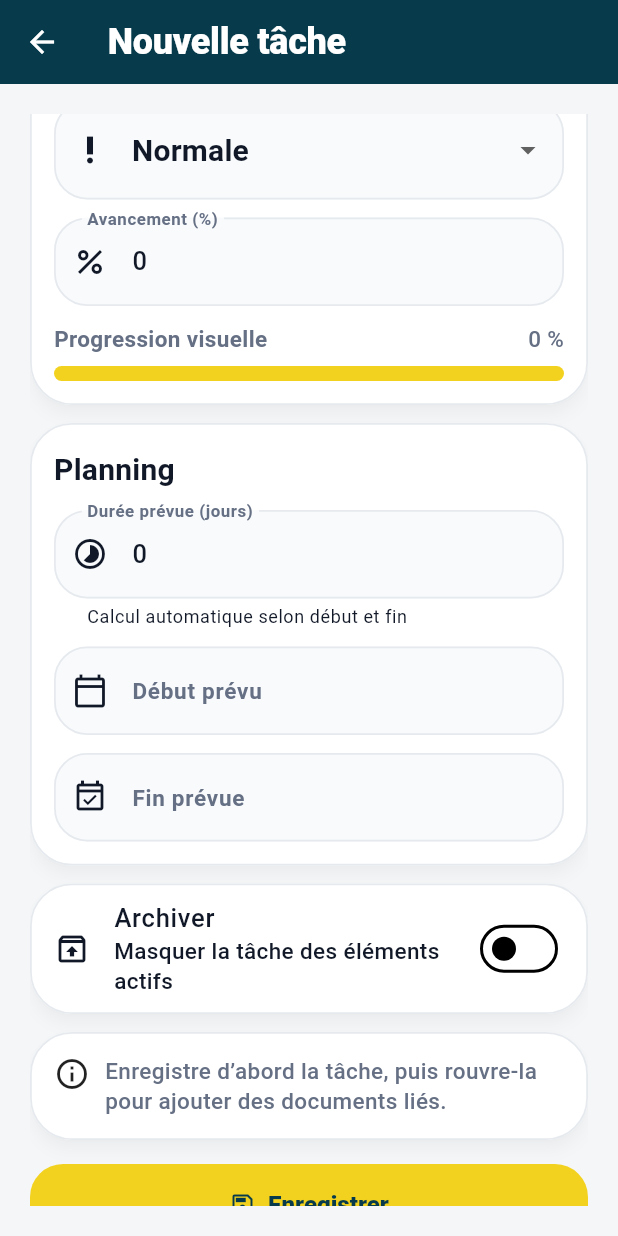
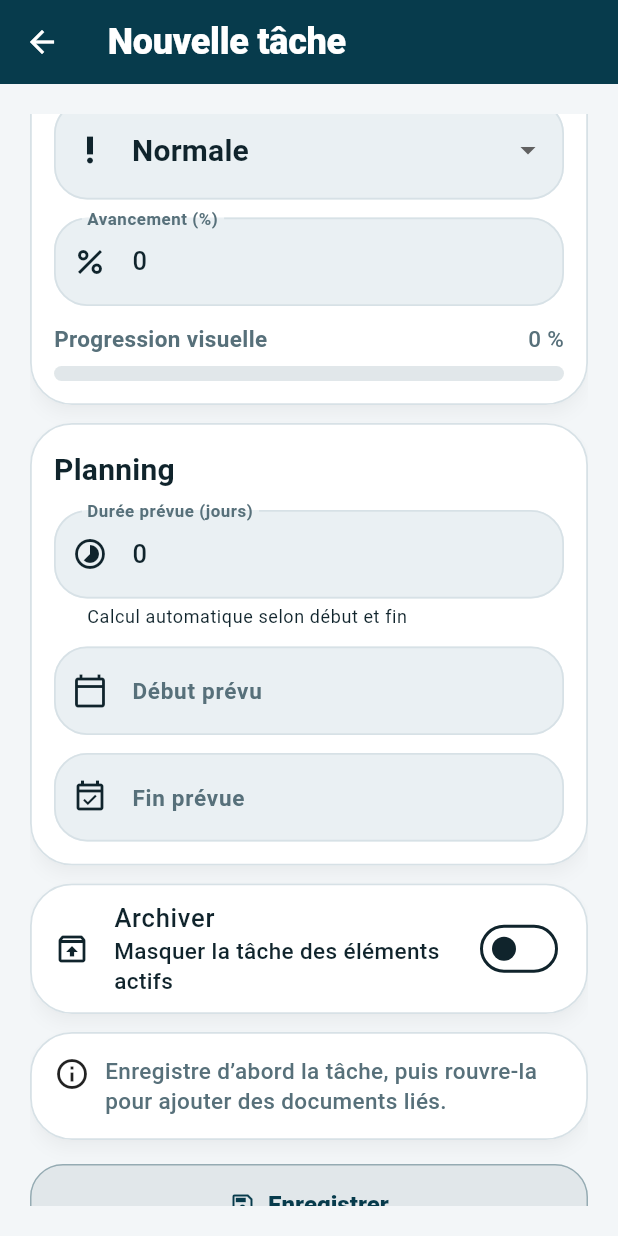
Before and after one commit to mdibuild/mdi_build, a Flutter app: the TaskFormPage screen opened directly, scrolled down 576 dp, on a phone screen of 412 x 824 dp. Run offline on Flutter 3.47's test engine with Material 3 defaults, Android fonts, the phone set to English and light mode, and no system bars; our stand-ins replace audioplayers, equatable, file_picker, firebase_core, firebase_messaging, flutter_local_notifications and 7 more; missing offline and left inert: excel, record; accounts and stored records are empty.

Commit message:
Theming foundation: AppPalette model, ThemeExtension, persisted selection provider
- app_palette.dart: 3 preset palettes (Ardoise Nuit, Blueprint Clair, Beton Chaud)
  each with 3-4 selectable accents
- app_palette_colors.dart: ThemeExtension<AppPaletteColors> + resolvePaletteColors()
  deriving petrol/petrolAlt/petrolSoft/yellow/yellowSoft from the chosen accent
- app_theme.dart: AppTheme.light/.dark static getters replaced by
  AppTheme.build(palette, accentIndex), extensions:[colors] makes context.palette
  available everywhere via Theme.of(context)
- palette_providers.dart: PaletteSelectionNotifier persisted to SharedPreferences,
  loaded synchronously before runApp via ProviderScope override (no loading flash)
- app.dart/main.dart wired up; fixes a real bug where themeMode was never set
  (silently defaulted to ThemeMode.system, so a dark theme would never show on a
  light-mode OS)

```diff
--- /dev/null
+++ b/lib/app/theme/app_palette.dart
@@ -0,0 +1,125 @@
+import 'package:flutter/material.dart';
+
+enum AppPaletteId { ardoiseNuit, blueprintClair, betonChaud }
+
+class AppAccentOption {
+  const AppAccentOption({required this.label, required this.color});
+
+  final String label;
+  final Color color;
+}
+
+class AppPalette {
+  const AppPalette({
+    required this.id,
+    required this.label,
+    required this.tagline,
+    required this.brightness,
+    required this.background,
+    required this.surface,
+    required this.surfaceAlt,
+    required this.border,
+    required this.text,
+    required this.textSoft,
+    required this.success,
+    required this.info,
+    required this.danger,
+    required this.purple,
+    required this.accentOptions,
+    required this.defaultAccentIndex,
+  });
+
+  final AppPaletteId id;
+  final String label;
+  final String tagline;
+  final Brightness brightness;
+  final Color background;
+  final Color surface;
+  final Color surfaceAlt;
+  final Color border;
+  final Color text;
+  final Color textSoft;
+  final Color success;
+  final Color info;
+  final Color danger;
+  final Color purple;
+  final List<AppAccentOption> accentOptions;
+  final int defaultAccentIndex;
+}
+
+const _semanticSuccess = Color(0xFF22C55E);
+const _semanticInfo = Color(0xFF3B82F6);
+const _semanticDanger = Color(0xFFEF4444);
+const _semanticPurple = Color(0xFF7C3AED);
+
+const appPalettes = <AppPaletteId, AppPalette>{
+  AppPaletteId.ardoiseNuit: AppPalette(
+    id: AppPaletteId.ardoiseNuit,
+    label: 'Ardoise Nuit',
+    tagline: 'Sombre — accent chantier',
+    brightness: Brightness.dark,
+    background: Color(0xFF0B1418),
+    surface: Color(0xFF131F24),
+    surfaceAlt: Color(0xFF1B2A30),
+    border: Color(0xFF26383F),
+    text: Color(0xFFF2F5F4),
+    textSoft: Color(0xFF9FB3B8),
+    success: _semanticSuccess,
+    info: _semanticInfo,
+    danger: _semanticDanger,
+    purple: _semanticPurple,
+    defaultAccentIndex: 0,
+    accentOptions: [
+      AppAccentOption(label: 'Jaune sécurité', color: Color(0xFFF2D21F)),
+      AppAccentOption(label: 'Orange signal', color: Color(0xFFFF7A33)),
+      AppAccentOption(label: 'Teal ferraille', color: Color(0xFF2DD4BF)),
+      AppAccentOption(label: 'Bleu plan', color: Color(0xFF4C8DFF)),
+    ],
+  ),
+  AppPaletteId.blueprintClair: AppPalette(
+    id: AppPaletteId.blueprintClair,
+    label: 'Blueprint Clair',
+    tagline: 'Clair — technique, froid',
+    brightness: Brightness.light,
+    background: Color(0xFFF3F6F8),
+    surface: Color(0xFFFFFFFF),
+    surfaceAlt: Color(0xFFEAF0F3),
+    border: Color(0xFFD7E1E6),
+    text: Color(0xFF10242C),
+    textSoft: Color(0xFF57707A),
+    success: _semanticSuccess,
+    info: _semanticInfo,
+    danger: _semanticDanger,
+    purple: _semanticPurple,
+    defaultAccentIndex: 0,
+    accentOptions: [
+      AppAccentOption(label: 'Petrol actuel', color: Color(0xFF073B4C)),
+      AppAccentOption(label: 'Bleu chantier', color: Color(0xFF2456B3)),
+      AppAccentOption(label: 'Teal ferraille', color: Color(0xFF0E9488)),
+      AppAccentOption(label: 'Jaune sécurité', color: Color(0xFFE7B800)),
+    ],
+  ),
+  AppPaletteId.betonChaud: AppPalette(
+    id: AppPaletteId.betonChaud,
+    label: 'Béton Chaud',
+    tagline: 'Clair — matière, chaud',
+    brightness: Brightness.light,
+    background: Color(0xFFF6F3EC),
+    surface: Color(0xFFFFFFFF),
+    surfaceAlt: Color(0xFFEFE9DC),
+    border: Color(0xFFE2D9C4),
+    text: Color(0xFF241B12),
+    textSoft: Color(0xFF7A6D57),
+    success: _semanticSuccess,
+    info: _semanticInfo,
+    danger: _semanticDanger,
+    purple: _semanticPurple,
+    defaultAccentIndex: 0,
+    accentOptions: [
+      AppAccentOption(label: 'Terracotta brique', color: Color(0xFFC1502E)),
+      AppAccentOption(label: 'Ocre bâtiment', color: Color(0xFFC98A1A)),
+      AppAccentOption(label: 'Vert chantier', color: Color(0xFF2F6B4F)),
+      AppAccentOption(label: 'Petrol actuel', color: Color(0xFF073B4C)),
+    ],
+  ),
+};
```
Also changed, not shown: lib/app/app.dart (+9 -2 lines), lib/app/theme/app_palette_colors.dart (added, +137 -0 lines), lib/app/theme/app_theme.dart (+84 -97 lines), lib/features/settings/presentation/providers/palette_providers.dart (added, +75 -0 lines), lib/main.dart (+16 -1 lines).
